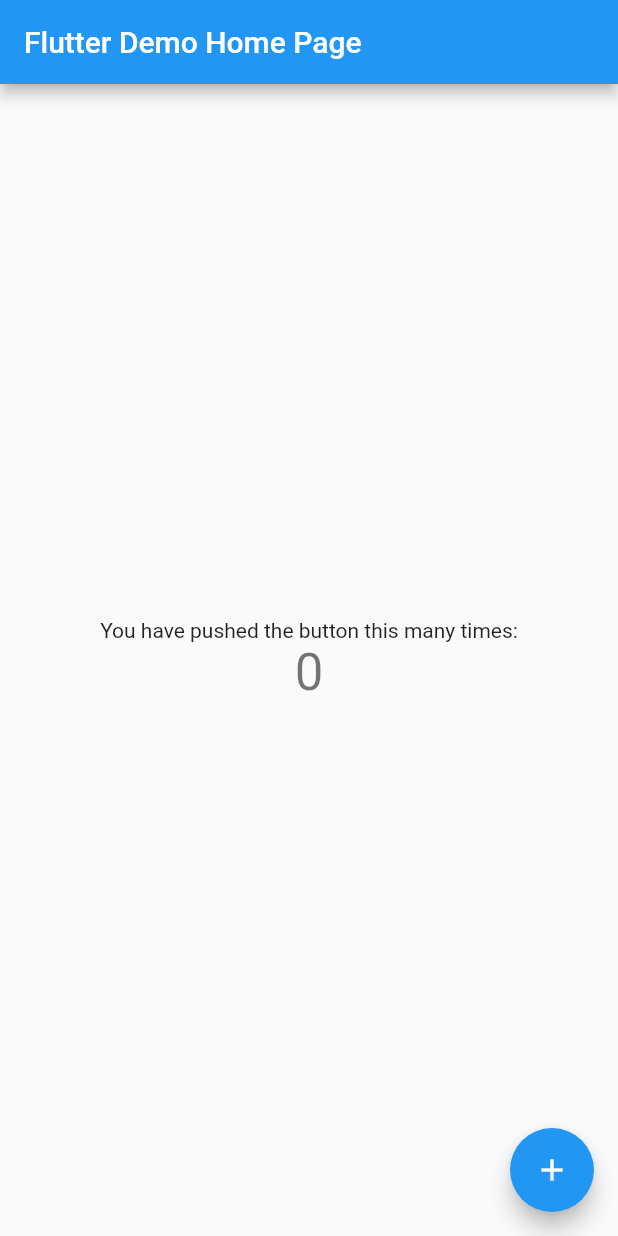
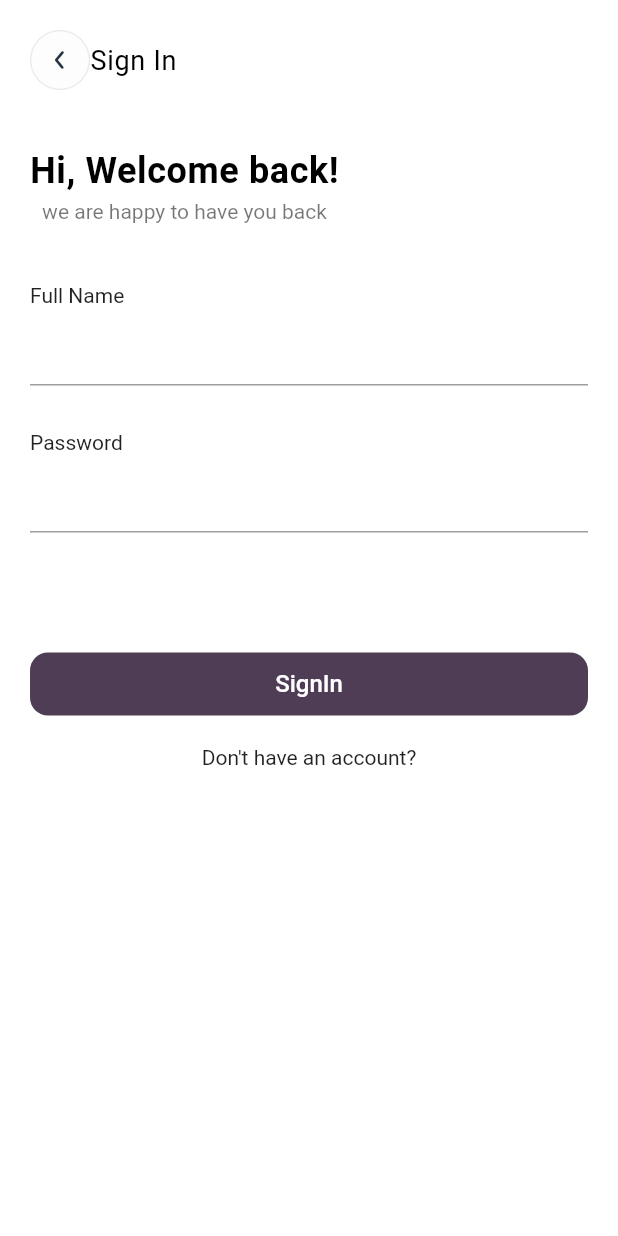
Before and after one commit to Robopicker/purse.ai, a Flutter app: the screen it shows after launch, on a phone screen of 412 x 824 dp. Run offline on Flutter 3.47's test engine with Material 2 defaults, Android fonts, the phone set to English and light mode, and no system bars.

Commit message:
login page init

```diff
--- /dev/null
+++ b/lib/Navigation/Routes.dart
@@ -0,0 +1,17 @@
+import 'package:flutter/material.dart';
+import 'package:purse_ai_app/Views/Login/LoginPage.dart';
+import 'package:purse_ai_app/Views/Login/SignupPage.dart';
+
+class RouteGenerator {
+  static Route<dynamic> generateRoute(RouteSettings settings) {
+    final params = settings.arguments;
+    switch (settings.name) {
+      case '/login':
+        return MaterialPageRoute(builder: ((context) => LoginPage()));
+      case '/signup':
+        return MaterialPageRoute(builder: ((context) => SignupPage()));
+      default:
+        return MaterialPageRoute(builder: ((context) => LoginPage()));
+    }
+  }
+}
--- /dev/null
+++ b/lib/Views/Login/LoginPage.dart
@@ -0,0 +1,89 @@
+import 'package:flutter/material.dart';
+import 'package:flutter/rendering.dart';
+import 'package:flutter/src/widgets/container.dart';
+import 'package:flutter/src/widgets/framework.dart';
+
+class LoginPage extends StatefulWidget {
+  const LoginPage({super.key});
+
+  @override
+  State<LoginPage> createState() => _MyWidgetState();
+}
+
+Container _topContent() {
+  return Container( child: Row(mainAxisAlignment: MainAxisAlignment.start, children: [ Image.asset('assest/arrowBack.png', height: 40, width: 40,), Center(child: Text('Sign In', style: TextStyle(fontSize: 18, color: Colors.black, letterSpacing: 0.5),),)],));
+}
+
+Column _welcomeMessage() {
+  return  Column(
+    crossAxisAlignment: CrossAxisAlignment.center,
+    children: [Text('Hi, Welcome back!', style: TextStyle(color: Colors.black, fontSize: 24, fontWeight: FontWeight.w600, letterSpacing: 0.4),), SizedBox(height: 5,) ,Text('we are happy to have you back', style: TextStyle(color: Colors.black54, fontSize: 14, fontWeight: FontWeight.w400),)],
+    );
+}
+
+Column _inputFieldItem(String title) {
+  return Column(
+    crossAxisAlignment: CrossAxisAlignment.start,
+    children: [Text(title),
+         SizedBox(height: 4),
+        TextField(
+          decoration: InputDecoration(
+          ),
+         ),],);
+}
+
+Container _inputFeild() {
+  return Container(
+    margin: EdgeInsets.only(top: 40),
+    child: Column(
+      crossAxisAlignment: CrossAxisAlignment.start,
+      children: [
+        _inputFieldItem('Full Name'),
+         SizedBox(height: 30,),
+        _inputFieldItem('Password')
+      ],
+    ),
+  );
+}
+
+GestureDetector _signCta(BuildContext context) {
+  return GestureDetector(
+    onTap: () => {
+      Navigator.of(context).pushNamed('/signup')
+    },
+    child: Container(
+      height: 42,
+      margin: EdgeInsets.only(top:80),
+      decoration: BoxDecoration(color: Color.fromARGB(255,79, 61, 86), borderRadius: BorderRadius.circular(12)),
+      child: Center(child: Text('SignIn', style: TextStyle(color: Colors.white, fontSize: 16, fontWeight: FontWeight.w500),)),
+    ),
+  );
+}
+
+Container _mainContent(BuildContext context) {
+  return Container(
+    child: Column(
+      crossAxisAlignment: CrossAxisAlignment.start,
+    children: [
+      _topContent(),
+      SizedBox(height: 40,),
+      _welcomeMessage(),
+      _inputFeild(),
+      _signCta(context),
+      SizedBox(height: 20,),
+      Center(child: Text("Don't have an account?"),)
+    ],
+  ),
+  padding: EdgeInsets.only(top: 20, bottom: 20, left: 20, right: 20),);
+}
+
+class _MyWidgetState extends State<LoginPage> {
+  @override
+  Widget build(BuildContext context) {
+    return MaterialApp(
+      debugShowCheckedModeBanner: false,
+      home: Scaffold(body: SafeArea(
+      child: Container(child: _mainContent(context), decoration: BoxDecoration(color: Colors.white),),
+    )));
+  }
+}
--- /dev/null
+++ b/lib/Views/Login/SignupPage.dart
@@ -0,0 +1,21 @@
+import 'package:flutter/material.dart';
+import 'package:flutter/src/widgets/container.dart';
+import 'package:flutter/src/widgets/framework.dart';
+
+class SignupPage extends StatefulWidget {
+  const SignupPage({super.key});
+
+  @override
+  State<SignupPage> createState() => _MyWidgetState();
+}
+
+class _MyWidgetState extends State<SignupPage> {
+  @override
+  Widget build(BuildContext context) {
+    return MaterialApp(
+      home: Scaffold(
+        body: Container( child: Text('sdvfdv'),),
+      ),
+    );
+  }
+}
--- a/lib/main.dart
+++ b/lib/main.dart
@@ -1,115 +1,23 @@
 import 'package:flutter/material.dart';
+import 'package:purse_ai_app/Navigation/Routes.dart';
 
 void main() {
-  runApp(const MyApp());
+  runApp(const MyApp(
+  ));
 }
 
 class MyApp extends StatelessWidget {
   const MyApp({super.key});
 
-  // This widget is the root of your application.
   @override
   Widget build(BuildContext context) {
     return MaterialApp(
-      title: 'Flutter Demo',
-      theme: ThemeData(
-        // This is the theme of your application.
-        //
-        // Try running your application with "flutter run". You'll see the
-        // application has a blue toolbar. Then, without quitting the app, try
-        // changing the primarySwatch below to Colors.green and then invoke
-        // "hot reload" (press "r" in the console where you ran "flutter run",
-        // or simply save your changes to "hot reload" in a Flutter IDE).
-        // Notice that the counter didn't reset back to zero; the application
-        // is not restarted.
-        primarySwatch: Colors.blue,
+      debugShowCheckedModeBanner: false,
+      initialRoute: '/login',
+      onGenerateRoute: RouteGenerator.generateRoute,
+      home: Scaffold(
+        body: SafeArea(child: Container(child: Text('adszcsddscvcd'),)),
       ),
-      home: const MyHomePage(title: 'Flutter Demo Home Page'),
     );
   }
 }
-
-class MyHomePage extends StatefulWidget {
-  const MyHomePage({super.key, required this.title});
-
-  // This widget is the home page of your application. It is stateful, meaning
-  // that it has a State object (defined below) that contains fields that affect
-  // how it looks.
-
-  // This class is the configuration for the state. It holds the values (in this
-  // case the title) provided by the parent (in this case the App widget) and
-  // used by the build method of the State. Fields in a Widget subclass are
-  // always marked "final".
-
-  final String title;
-
-  @override
-  State<MyHomePage> createState() => _MyHomePageState();
-}
-
-class _MyHomePageState extends State<MyHomePage> {
-  int _counter = 0;
-
-  void _incrementCounter() {
-    setState(() {
-      // This call to setState tells the Flutter framework that something has
-      // changed in this State, which causes it to rerun the build method below
-      // so that the display can reflect the updated values. If we changed
-      // _counter without calling setState(), then the build method would not be
-      // called again, and so nothing would appear to happen.
-      _counter++;
-    });
-  }
-
-  @override
-  Widget build(BuildContext context) {
-    // This method is rerun every time setState is called, for instance as done
-    // by the _incrementCounter method above.
-    //
-    // The Flutter framework has been optimized to make rerunning build methods
-    // fast, so that you can just rebuild anything that needs updating rather
-    // than having to individually change instances of widgets.
-    return Scaffold(
-      appBar: AppBar(
-        // Here we take the value from the MyHomePage object that was created by
-        // the App.build method, and use it to set our appbar title.
-        title: Text(widget.title),
-      ),
-      body: Center(
-        // Center is a layout widget. It takes a single child and positions it
-        // in the middle of the parent.
-        child: Column(
-          // Column is also a layout widget. It takes a list of children and
-          // arranges them vertically. By default, it sizes itself to fit its
-          // children horizontally, and tries to be as tall as its parent.
-          //
-          // Invoke "debug painting" (press "p" in the console, choose the
-          // "Toggle Debug Paint" action from the Flutter Inspector in Android
-          // Studio, or the "Toggle Debug Paint" command in Visual Studio Code)
-          // to see the wireframe for each widget.
-          //
-          // Column has various properties to control how it sizes itself and
-          // how it positions its children. Here we use mainAxisAlignment to
-          // center the children vertically; the main axis here is the vertical
-          // axis because Columns are vertical (the cross axis would be
-          // horizontal).
-          mainAxisAlignment: MainAxisAlignment.center,
-          children: <Widget>[
-            const Text(
-              'You have pushed the button this many times:',
-            ),
-            Text(
-              '$_counter',
-              style: Theme.of(context).textTheme.headline4,
-            ),
-          ],
-        ),
-      ),
-      floatingActionButton: FloatingActionButton(
-        onPressed: _incrementCounter,
-        tooltip: 'Increment',
-        child: const Icon(Icons.add),
-      ), // This trailing comma makes auto-formatting nicer for build methods.
-    );
-  }
-}
--- a/pubspec.yaml
+++ b/pubspec.yaml
@@ -58,6 +58,8 @@
   # included with your application, so that you can use the icons in
   # the material Icons class.
   uses-material-design: true
+  assets:
+     - assest/
 
   # To add assets to your application, add an assets section, like this:
   # assets:
```
Also changed, not shown: assest/arrowBack.png (added).
